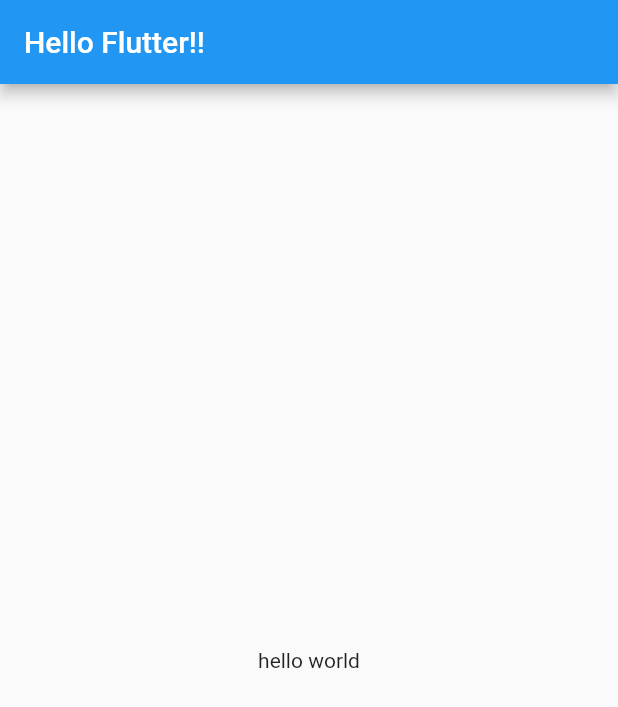
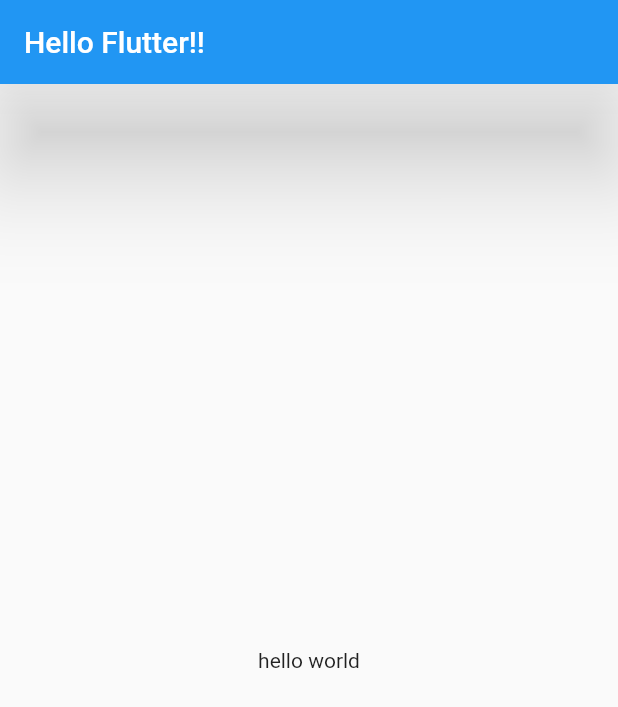
Before and after one commit to dongmin7208/line_web_comic, a Flutter app: the screen it shows after launch, on a phone screen of 412 x 824 dp. Shown: the top 707 px of the screen. Run offline on Flutter 3.47's test engine with Material 2 defaults, Android fonts, the phone set to English and light mode, and no system bars.

Commit message:
ADD: elevation

```diff
--- a/lib/main.dart
+++ b/lib/main.dart
@@ -10,6 +10,7 @@
     return MaterialApp(
       home: Scaffold(
         appBar: AppBar(
+          elevation: 30,
           title: Text("Hello Flutter!!"),
         ),
         body: Center(
```
